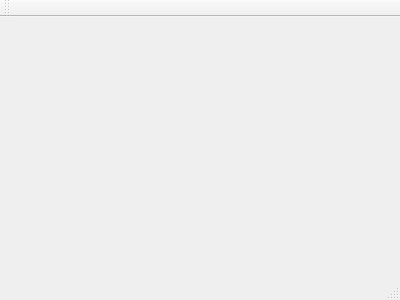
First picture: the form in mainwindow.ui, repository dorianleveque/ENIB-S7-ROBOT, before the edit.
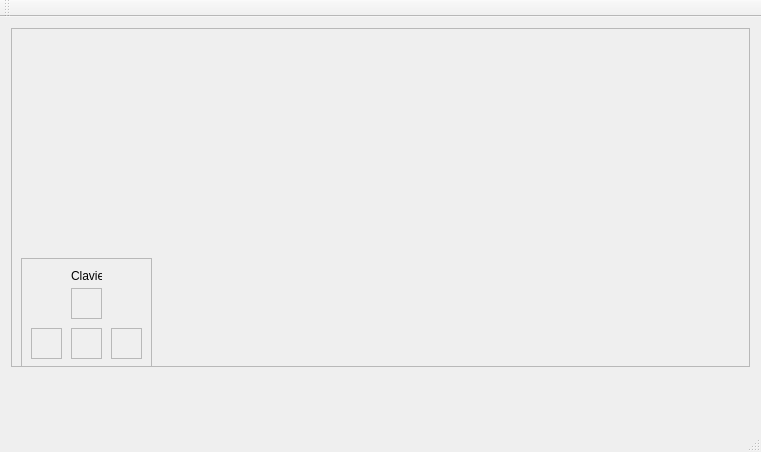
Second picture: the form after the edit.

Commit message: Event clavier

```diff
--- a/mainwindow.ui
+++ b/mainwindow.ui
@@ -1,24 +1,155 @@
 <ui version="4.0">
  <class>MainWindow</class>
- <widget class="QMainWindow" name="MainWindow" >
-  <property name="geometry" >
+ <widget class="QMainWindow" name="MainWindow">
+  <property name="geometry">
    <rect>
     <x>0</x>
     <y>0</y>
-    <width>400</width>
-    <height>300</height>
+    <width>761</width>
+    <height>452</height>
    </rect>
   </property>
   <property name="windowTitle" >
    <string>MainWindow</string>
   </property>
-  <widget class="QMenuBar" name="menuBar" />
-  <widget class="QToolBar" name="mainToolBar" />
-  <widget class="QWidget" name="centralWidget" />
-  <widget class="QStatusBar" name="statusBar" />
+  <widget class="QWidget" name="centralWidget">
+   <widget class="QWidget" name="verticalLayoutWidget">
+    <property name="geometry">
+     <rect>
+      <x>0</x>
+      <y>0</y>
+      <width>761</width>
+      <height>361</height>
+     </rect>
+    </property>
+    <layout class="QVBoxLayout" name="verticalLayout">
+     <item>
+      <widget class="QFrame" name="frame">
+       <property name="frameShape">
+        <enum>QFrame::StyledPanel</enum>
+       </property>
+       <property name="frameShadow">
+        <enum>QFrame::Raised</enum>
+       </property>
+       <widget class="QFrame" name="keybordFrame">
+        <property name="geometry">
+         <rect>
+          <x>10</x>
+          <y>230</y>
+          <width>131</width>
+          <height>111</height>
+         </rect>
+        </property>
+        <property name="frameShape">
+         <enum>QFrame::StyledPanel</enum>
+        </property>
+        <property name="frameShadow">
+         <enum>QFrame::Raised</enum>
+        </property>
+        <widget class="QLabel" name="label">
+         <property name="geometry">
+          <rect>
+           <x>50</x>
+           <y>10</y>
+           <width>31</width>
+           <height>16</height>
+          </rect>
+         </property>
+         <property name="text">
+          <string>Clavier</string>
+         </property>
+        </widget>
+        <widget class="QFrame" name="keyboardUp">
+         <property name="geometry">
+          <rect>
+           <x>50</x>
+           <y>30</y>
+           <width>31</width>
+           <height>31</height>
+          </rect>
+         </property>
+         <property name="frameShape">
+          <enum>QFrame::StyledPanel</enum>
+         </property>
+         <property name="frameShadow">
+          <enum>QFrame::Raised</enum>
+         </property>
+        </widget>
+        <widget class="QFrame" name="keyboardLeft">
+         <property name="geometry">
+          <rect>
+           <x>10</x>
+           <y>70</y>
+           <width>31</width>
+           <height>31</height>
+          </rect>
+         </property>
+         <property name="frameShape">
+          <enum>QFrame::StyledPanel</enum>
+         </property>
+         <property name="frameShadow">
+          <enum>QFrame::Raised</enum>
+         </property>
+        </widget>
+        <widget class="QFrame" name="keyboardDown">
+         <property name="geometry">
+          <rect>
+           <x>50</x>
+           <y>70</y>
+           <width>31</width>
+           <height>31</height>
+          </rect>
+         </property>
+         <property name="frameShape">
+          <enum>QFrame::StyledPanel</enum>
+         </property>
+         <property name="frameShadow">
+          <enum>QFrame::Raised</enum>
+         </property>
+        </widget>
+        <widget class="QFrame" name="keyboardRight">
+         <property name="geometry">
+          <rect>
+           <x>90</x>
+           <y>70</y>
+           <width>31</width>
+           <height>31</height>
+          </rect>
+         </property>
+         <property name="frameShape">
+          <enum>QFrame::StyledPanel</enum>
+         </property>
+         <property name="frameShadow">
+          <enum>QFrame::Raised</enum>
+         </property>
+        </widget>
+       </widget>
+      </widget>
+     </item>
+    </layout>
+   </widget>
+  </widget>
+  <widget class="QMenuBar" name="menuBar">
+   <property name="geometry">
+    <rect>
+     <x>0</x>
+     <y>0</y>
+     <width>761</width>
+     <height>21</height>
+    </rect>
+   </property>
+  </widget>
+  <widget class="QToolBar" name="mainToolBar">
+   <attribute name="toolBarArea">
+    <enum>TopToolBarArea</enum>
+   </attribute>
+   <attribute name="toolBarBreak">
+    <bool>false</bool>
+   </attribute>
+  </widget>
+  <widget class="QStatusBar" name="statusBar"/>
  </widget>
- <layoutDefault spacing="6" margin="11" />
- <pixmapfunction></pixmapfunction>
+ <layoutdefault spacing="6" margin="11"/>
  <resources/>
  <connections/>
 </ui>
```
Left out of the diff: 3 changed lines with no effect on the pictures. The commit also changes 4 other files.
